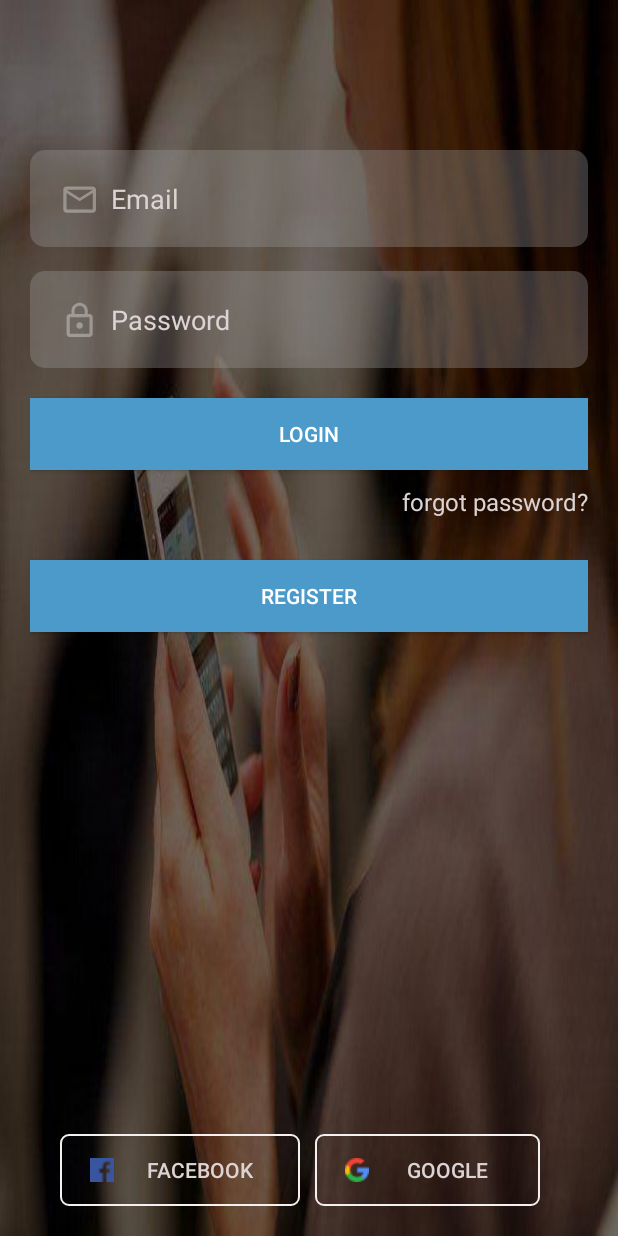
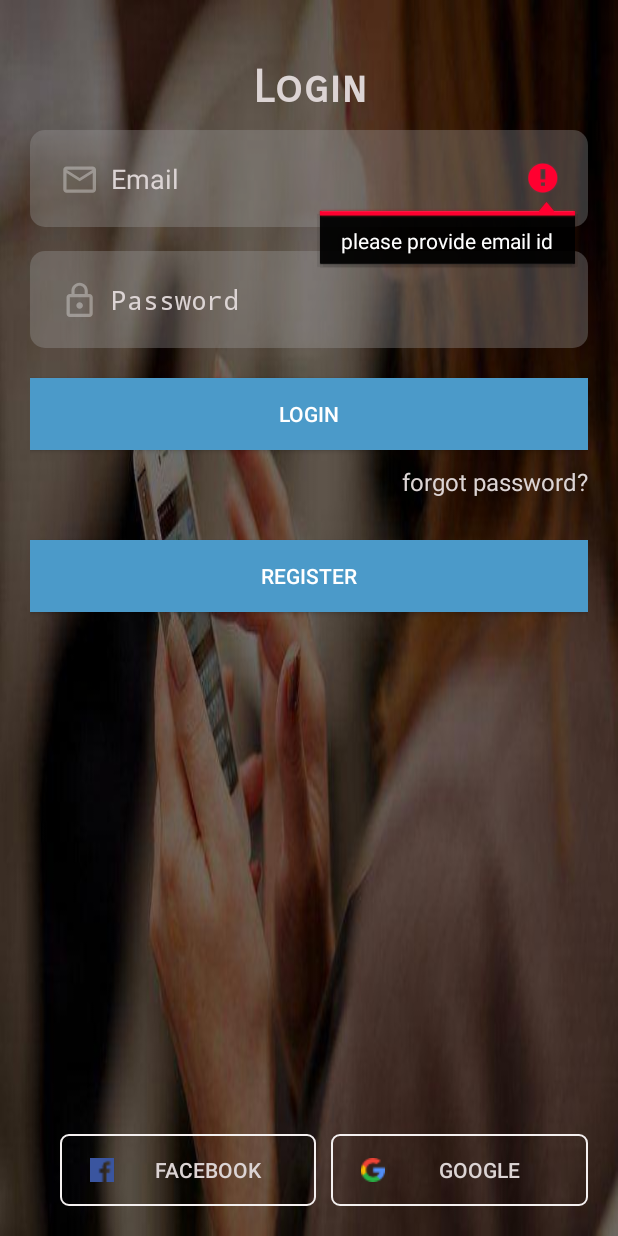
Before and after one commit to datlakrish/Acquaint, an Android app: the screen it shows after launch (LoginActivity), after a tap on "LOGIN", on a phone screen of 412 x 824 dp. Run offline under Robolectric (Android 15) with nearby library versions, the phone set to English and light mode, and no system bars; our stand-ins replace Firebase (no records; nobody signed in at launch, a user with empty details on screens opened directly).

Commit message:
change commit

```diff
--- a/app/src/main/java/com/verity/datlashiv/acquaint/LoginActivity.java
+++ b/app/src/main/java/com/verity/datlashiv/acquaint/LoginActivity.java
@@ -8,6 +8,7 @@ import android.os.Bundle;
 import android.view.View;
 import android.widget.Button;
 import android.widget.EditText;
+import android.widget.TextView;
 import android.widget.Toast;
 
 import com.google.android.gms.tasks.OnCompleteListener;
@@ -19,14 +20,14 @@ import com.google.firebase.auth.FirebaseUser;
 public class LoginActivity extends Activity {
 
     private EditText login_email, login_pass;
-    private Button login_btn, login_reg;
+    private Button login_btn, login_reg, fb_btn, google_btn;
     private FirebaseAuth mAuth;
+    private TextView login_forget;
 
     @Override
     protected void onCreate(Bundle savedInstanceState) {
         super.onCreate(savedInstanceState);
         setContentView(R.layout.activity_login);
-
         init();
 
         mAuth = FirebaseAuth.getInstance();
@@ -34,6 +35,15 @@ public class LoginActivity extends Activity {
         login_btn.setOnClickListener(new View.OnClickListener() {
             @Override
             public void onClick(View v) {
+                if (login_email.getText().toString().trim().isEmpty()) {
+                    login_email.requestFocus();
+                    login_email.setError("please provide email id");
+
+                } else if (login_pass.getText().toString().isEmpty()) {
+                    login_pass.requestFocus();
+                    login_pass.setError("please provide password");
+
+                } else {
                     String email = login_email.getText().toString().trim();
                     String pass = login_pass.getText().toString().trim();
 
@@ -52,6 +62,7 @@ public class LoginActivity extends Activity {
 
 
                 }
+            }
         });
 
         login_reg.setOnClickListener(new View.OnClickListener() {
@@ -63,6 +74,26 @@ public class LoginActivity extends Activity {
             }
         });
 
+        login_forget.setOnClickListener(new View.OnClickListener() {
+            @Override
+            public void onClick(View v) {
+                Toast.makeText(LoginActivity.this, "Forget Password", Toast.LENGTH_SHORT).show();
+            }
+        });
+
+        fb_btn.setOnClickListener(new View.OnClickListener() {
+            @Override
+            public void onClick(View v) {
+                Toast.makeText(LoginActivity.this, "FaceBook button clicked", Toast.LENGTH_SHORT).show();
+            }
+        });
+
+        google_btn.setOnClickListener(new View.OnClickListener() {
+            @Override
+            public void onClick(View v) {
+                Toast.makeText(LoginActivity.this, "Google button clicked", Toast.LENGTH_SHORT).show();
+            }
+        });
 
     }
 
@@ -72,6 +103,9 @@ public class LoginActivity extends Activity {
         login_pass = findViewById(R.id.login_pass);
         login_btn = findViewById(R.id.login_btn);
         login_reg = findViewById(R.id.login_reg_btn);
+        login_forget = findViewById(R.id.login_forgot);
+        fb_btn = findViewById(R.id.fb_btn);
+        google_btn = findViewById(R.id.google_btn);
     }
 
     @Override
--- a/app/src/main/res/layout/activity_login.xml
+++ b/app/src/main/res/layout/activity_login.xml
@@ -8,18 +8,32 @@
     android:padding="20dp"
     tools:context=".LoginActivity">
 
+    <TextView
+        android:id="@+id/login_title"
+        android:layout_width="match_parent"
+        android:layout_height="wrap_content"
+        android:layout_marginTop="20dp"
+        android:fontFamily="sans-serif-smallcaps"
+        android:gravity="center"
+        android:text="Login"
+        android:textColor="#dcd4d4"
+        android:textSize="30sp"
+        android:textStyle="bold" />
+
     <EditText
         android:id="@+id/login_email"
         android:layout_width="match_parent"
         android:layout_height="wrap_content"
+        android:layout_below="@id/login_title"
+        android:layout_marginTop="10dp"
         android:background="@drawable/edtbg"
         android:drawableLeft="@drawable/ic_mail"
         android:drawablePadding="10dp"
         android:hint="Email"
-        android:textColorHint="#dcd4d4"
+        android:inputType="textEmailAddress"
+        android:padding="20dp"
         android:textColor="#dcd4d4"
-        android:layout_marginTop="80dp"
-        android:padding="20dp" />
+        android:textColorHint="#dcd4d4" />
 
 
     <EditText
@@ -31,67 +45,78 @@
         android:background="@drawable/edtbg"
         android:drawableLeft="@drawable/ic_lock_outline_black_24dp"
         android:drawablePadding="10dp"
-        android:textColorHint="#dcd4d4"
+        android:hint="Password"
+        android:inputType="textPassword"
+        android:padding="20dp"
         android:textColor="#dcd4d4"
-        android:hint="Password"
-        android:padding="20dp" />
+        android:textColorHint="#dcd4d4" />
 
     <Button
         android:id="@+id/login_btn"
         android:layout_width="match_parent"
         android:layout_height="wrap_content"
         android:layout_below="@id/login_pass"
+        android:layout_marginTop="20dp"
         android:background="#4b9ac9"
-        android:layout_marginTop="20dp"
         android:text="Login"
         android:textColor="@android:color/white" />
 
     <TextView
+        android:id="@+id/login_forgot"
         android:layout_width="wrap_content"
         android:layout_height="wrap_content"
+        android:layout_alignParentRight="true"
+        android:layout_below="@id/login_btn"
+        android:layout_marginTop="10dp"
         android:text="forgot password?"
-        android:layout_below="@id/login_btn"
-        android:textSize="16sp"
         android:textColor="#dcd4d4"
-        android:layout_marginTop="10dp"
-       android:layout_alignParentRight="true"
-       />
+        android:textSize="16sp" />
 
     <Button
         android:id="@+id/login_reg_btn"
         android:layout_width="match_parent"
         android:layout_height="wrap_content"
         android:layout_below="@id/login_btn"
+        android:layout_marginTop="60dp"
         android:background="#4b9ac9"
-        android:layout_marginTop="60dp"
         android:text="Register"
         android:textColor="@android:color/white" />
 
+    <LinearLayout
+        android:layout_width="match_parent"
+        android:layout_height="wrap_content"
+        android:layout_alignParentBottom="true"
+        android:orientation="horizontal"
+        android:weightSum="2">
+
         <Button
             android:id="@+id/fb_btn"
-        android:layout_width="160dp"
+            android:layout_width="0dp"
+            android:layout_height="wrap_content"
+            android:layout_alignParentBottom="true"
             android:layout_marginLeft="20dp"
-        android:layout_height="wrap_content"
+            android:layout_weight="1"
             android:background="@drawable/border"
+            android:drawableLeft="@drawable/facebook"
             android:paddingLeft="20dp"
             android:paddingRight="10dp"
             android:text="FACEBOOK"
-        android:textColor="#dcd4d4"
-        android:drawableLeft="@drawable/facebook"
-        android:layout_alignParentBottom="true"/>
+            android:textColor="#dcd4d4" />
+
         <Button
             android:id="@+id/google_btn"
-        android:layout_width="150dp"
+            android:layout_width="0dp"
+            android:layout_height="wrap_content"
+            android:layout_alignParentBottom="true"
             android:layout_marginLeft="10dp"
+            android:layout_toRightOf="@id/fb_btn"
+            android:layout_weight="1"
             android:background="@drawable/border"
             android:drawableLeft="@drawable/search"
             android:paddingLeft="20dp"
             android:paddingRight="10dp"
             android:text="Google"
-        android:textColor="#dcd4d4"
-        android:layout_toRightOf="@id/fb_btn"
-        android:layout_alignParentBottom="true"
-        android:layout_height="wrap_content" />
-
+            android:textColor="#dcd4d4" />
+    </LinearLayout>
 
 </RelativeLayout>
```
Also changed, not shown: app/src/main/java/com/verity/datlashiv/acquaint/RegisterActivity.java (+22 -2 lines), app/src/main/res/layout/activity_register.xml (+38 -18 lines). Lines whose indentation alone changed are shown as unchanged.
